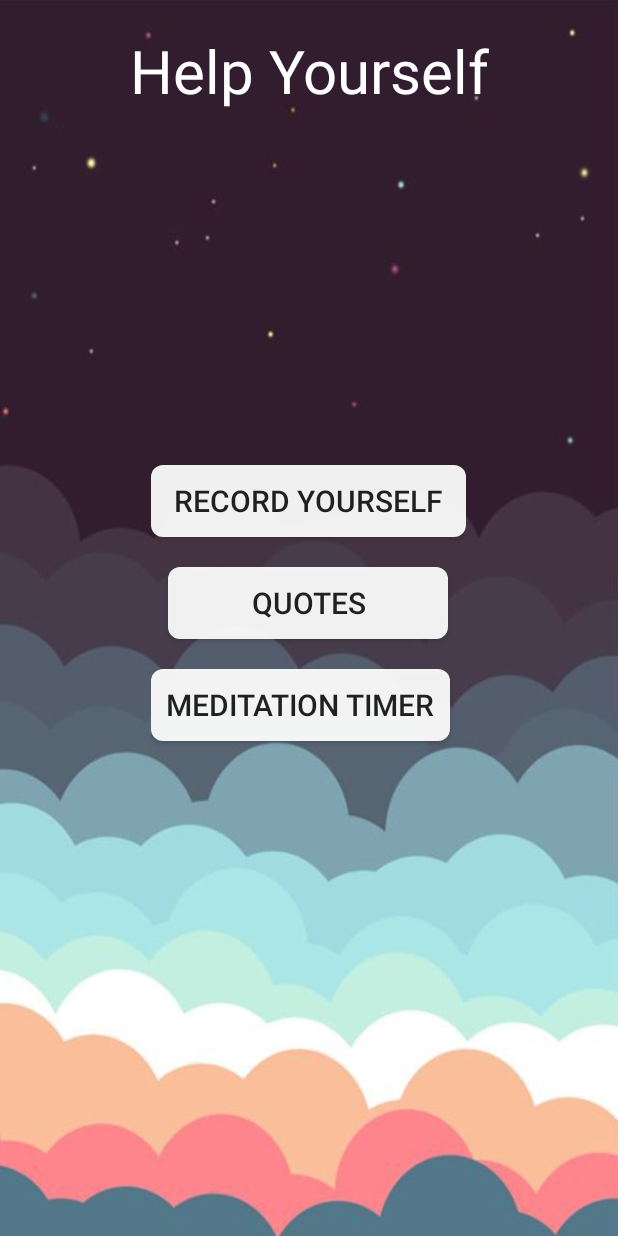
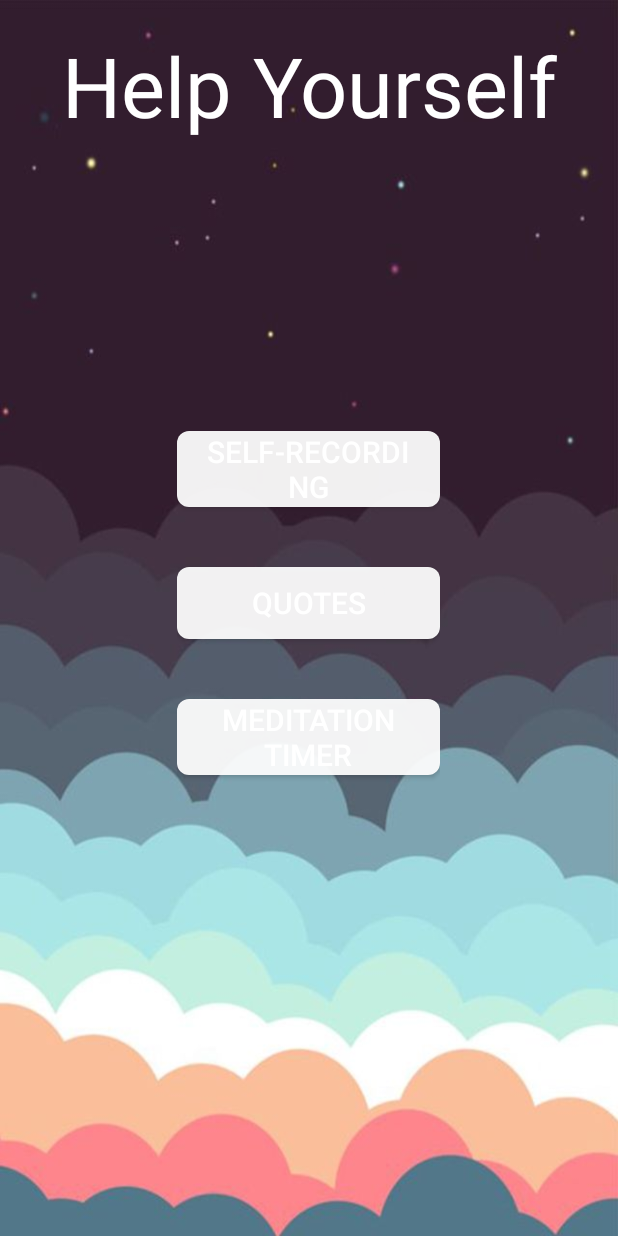
Before and after one commit to paulan94/mindfulnessproject, an Android app: the layout fragment_choose_options.xml on its own in the app's theme, with its tools: preview values and no code run, on a phone screen of 412 x 824 dp. Run offline under Robolectric (Android 15) with nearby library versions, the phone set to English and light mode, and no system bars; plain views replace FButton; Roboto replaces fonts that are not available here.

Commit message:
Added minor design changes, changed camera to be frontal. Need to have recording button and saving to file.

```diff
--- a/app/src/main/java/com/example/paul/mindfulnessprojectquotespictures/CameraFragment.java
+++ b/app/src/main/java/com/example/paul/mindfulnessprojectquotespictures/CameraFragment.java
@@ -39,6 +39,13 @@ public class CameraFragment extends Fragment {
         Button gotitButton = (Button)v.findViewById(R.id.gotit_button);
         final FrameLayout cameraView = (FrameLayout)v.findViewById(R.id.camera_stuff_view);
 
+        gotitButton.setOnClickListener(new View.OnClickListener() {
+            @Override
+            public void onClick(View v) {
+                popup_text_view.setVisibility(View.GONE);
+                cameraView.setVisibility(View.VISIBLE);
+            }
+        });
         try{
             mCamera = Camera.open(1);//you can use open(int) to use different cameras
         } catch (Exception e){
@@ -59,16 +66,6 @@ public class CameraFragment extends Fragment {
                 System.exit(0);
             }
         });
-
-        gotitButton.setOnClickListener(new View.OnClickListener() {
-            @Override
-            public void onClick(View v) {
-                popup_text_view.setVisibility(View.GONE);
-                cameraView.setVisibility(View.VISIBLE);
-            }
-        });
-
         return v;
     }
-
 }
--- a/app/src/main/res/layout/fragment_camera.xml
+++ b/app/src/main/res/layout/fragment_camera.xml
@@ -41,7 +41,8 @@
     <FrameLayout
         android:id="@+id/camera_stuff_view"
         android:layout_width="match_parent"
-        android:layout_height="match_parent">
+        android:layout_height="match_parent"
+        android:visibility="invisible">
 
         <FrameLayout
             android:id="@+id/camera_view"
--- a/app/src/main/res/layout/fragment_choose_options.xml
+++ b/app/src/main/res/layout/fragment_choose_options.xml
@@ -13,60 +13,62 @@
         android:layout_height="match_parent"
         android:text="@string/choose_options_title"
         android:gravity="center_horizontal"
-        android:textSize="40sp"
+        android:textSize="55sp"
         android:textColor="@color/white"
         android:layout_marginTop="20dp"/>
 
 
     <RelativeLayout
-        android:layout_width="wrap_content"
+        android:layout_width="175dp"
         android:layout_height="wrap_content"
         android:layout_gravity="center">
 
         <info.hoang8f.widget.FButton
             android:id="@+id/camera_button"
-            android:layout_width="wrap_content"
+            android:layout_width="match_parent"
             android:layout_height="wrap_content"
             android:background="@drawable/roundedbutton"
             android:text="@string/camera_button_text"
             android:textSize="20sp"
-            fbutton:buttonColor="@color/grayButton"
-            fbutton:shadowColor="@color/grayButtonDark"
+            android:textColor="@color/white"
+            fbutton:buttonColor="@color/colorPrimary"
+            fbutton:shadowColor="@color/colorPrimaryDark"
             fbutton:shadowEnabled="true"
             fbutton:shadowHeight="5dp"
             fbutton:cornerRadius="5dp"
             android:paddingRight="15dp"
             android:paddingLeft="15dp"
-            android:layout_marginBottom="20dp"
-            android:layout_centerHorizontal="true"/>
+            android:layout_marginBottom="40dp"/>
 
         <info.hoang8f.widget.FButton
             android:id="@+id/quote_button"
-            android:layout_width="wrap_content"
+            android:layout_width="match_parent"
             android:layout_height="wrap_content"
             android:background="@drawable/roundedbutton"
             android:text="@string/quotes_button_text"
             android:textSize="20sp"
-            fbutton:buttonColor="@color/grayButton"
-            fbutton:shadowColor="@color/grayButtonDark"
+            android:textColor="@color/white"
+            fbutton:buttonColor="@color/colorPrimary"
+            fbutton:shadowColor="@color/colorPrimaryDark"
             fbutton:shadowEnabled="true"
             fbutton:shadowHeight="5dp"
             fbutton:cornerRadius="5dp"
-            android:paddingRight="55dp"
-            android:paddingLeft="55dp"
+            android:paddingRight="15dp"
+            android:paddingLeft="15dp"
             android:layout_below="@+id/camera_button"
-            android:layout_marginBottom="20dp"
+            android:layout_marginBottom="40dp"
             android:layout_centerHorizontal="true" />
 
         <info.hoang8f.widget.FButton
             android:id="@+id/meditation_button"
-            android:layout_width="wrap_content"
+            android:layout_width="match_parent"
             android:layout_height="wrap_content"
             android:background="@drawable/roundedbutton"
             android:text="@string/meditation_button_text"
             android:textSize="20sp"
-            fbutton:buttonColor="@color/grayButton"
-            fbutton:shadowColor="@color/grayButtonDark"
+            android:textColor="@color/white"
+            fbutton:buttonColor="@color/colorPrimary"
+            fbutton:shadowColor="@color/colorPrimaryDark"
             fbutton:shadowEnabled="true"
             fbutton:shadowHeight="5dp"
             fbutton:cornerRadius="5dp"
--- a/app/src/main/res/layout/fragment_main.xml
+++ b/app/src/main/res/layout/fragment_main.xml
@@ -25,6 +25,7 @@
         android:gravity="center_horizontal"/>
 
     <ImageView
+        android:id="@+id/logo_img"
         android:layout_width="160dp"
         android:layout_height="160dp"
         android:src="@drawable/mindful_logo"
--- a/app/src/main/res/values/strings.xml
+++ b/app/src/main/res/values/strings.xml
@@ -7,7 +7,7 @@
     <string name="choose_options_title">Help Yourself</string>
     <string name="meditation_button_text">Meditation Timer</string>
     <string name="quotes_button_text">Quotes</string>
-    <string name="camera_button_text">Record Yourself</string>
+    <string name="camera_button_text">Self-Recording</string>
 
     <string name="get_quote_button_text">Generate random quote!</string>
 
```
